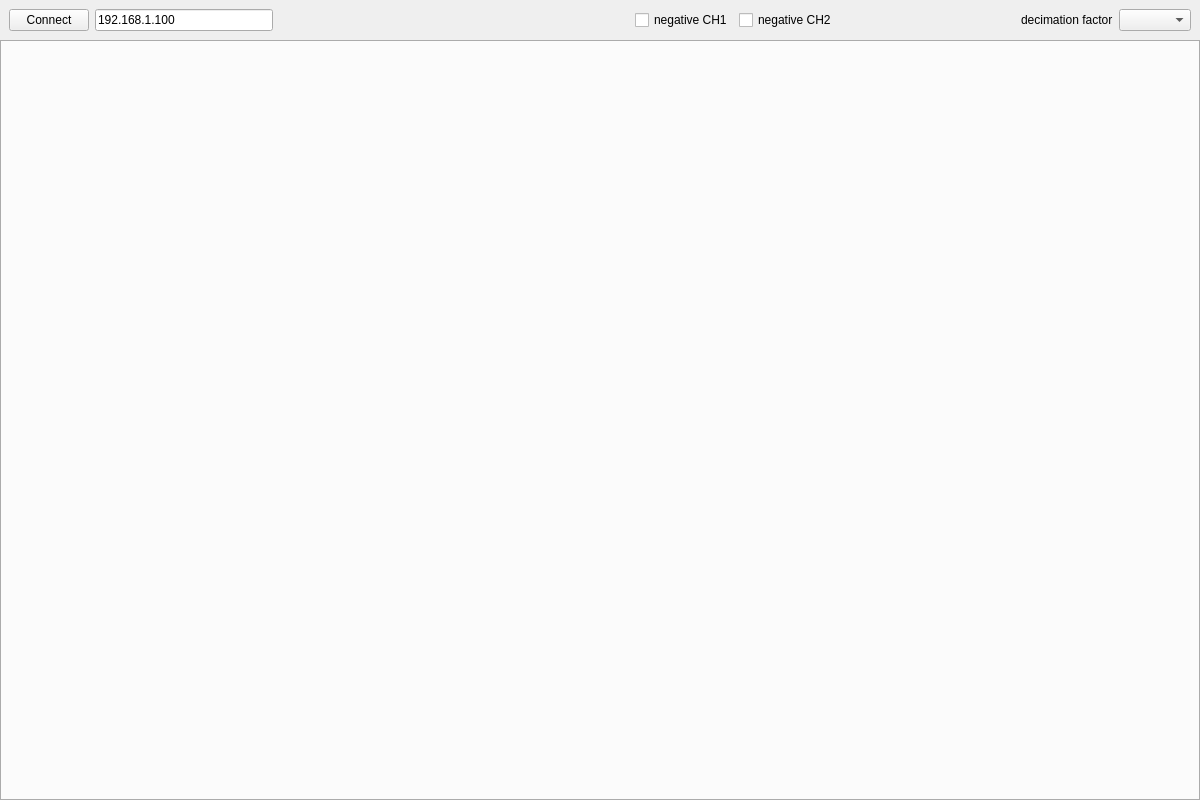
Old version of the form rpControl.ui in the repository GuenterQuast/redpitaya-daq.
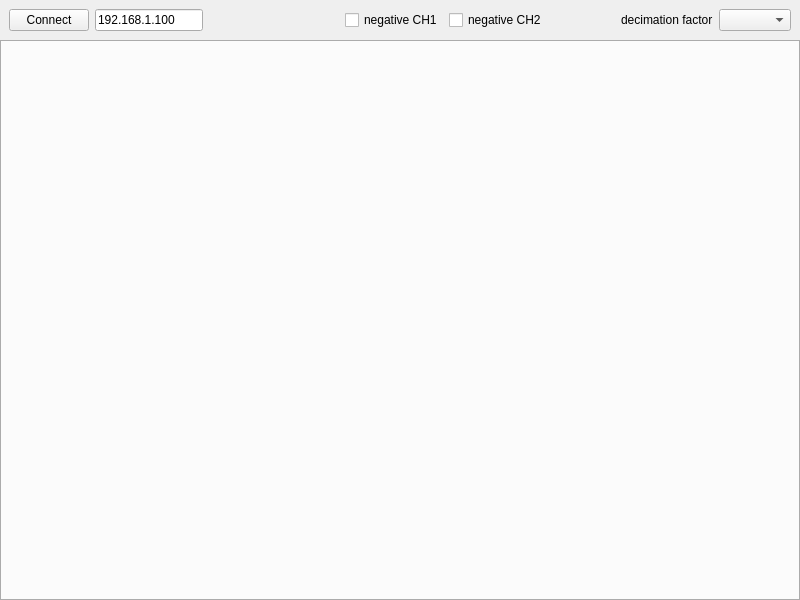
New version of the form.

Commit message: smaller initial window size

```diff
--- a/rpControl.ui
+++ b/rpControl.ui
@@ -6,14 +6,14 @@
    <rect>
     <x>0</x>
     <y>0</y>
-    <width>1200</width>
-    <height>800</height>
+    <width>800</width>
+    <height>600</height>
    </rect>
   </property>
   <property name="minimumSize">
    <size>
-    <width>1200</width>
-    <height>800</height>
+    <width>800</width>
+    <height>600</height>
    </size>
   </property>
   <property name="windowTitle">
```
Left out of the diff: 4 changed lines with no effect on the pictures.
